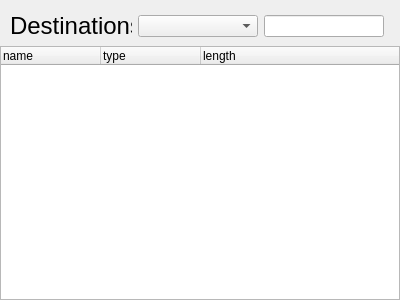
Old version of the form signallist.ui in the repository malloch/mapperGUI-qt.
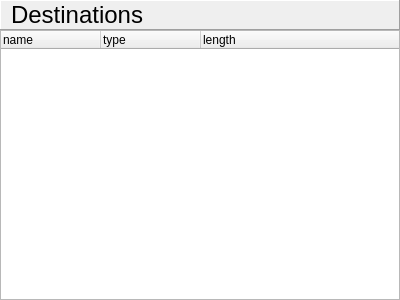
New version of the form. Custom widgets are drawn as their Qt base class.

Diff of the .ui file:
```diff
--- a/signallist.ui
+++ b/signallist.ui
@@ -13,12 +13,15 @@
   <property name="windowTitle">
    <string>Form</string>
   </property>
-  <layout class="QGridLayout" name="gridLayout" columnstretch="0,1,1,0">
+  <layout class="QVBoxLayout" name="verticalLayout" stretch="0,1">
+   <property name="spacing">
+    <number>0</number>
+   </property>
    <property name="leftMargin">
     <number>0</number>
    </property>
    <property name="topMargin">
-    <number>12</number>
+    <number>0</number>
    </property>
    <property name="rightMargin">
     <number>0</number>
@@ -26,42 +29,46 @@
    <property name="bottomMargin">
     <number>0</number>
    </property>
-   <item row="0" column="2">
-    <widget class="QLineEdit" name="search">
-     <property name="minimumSize">
-      <size>
-       <width>120</width>
-       <height>0</height>
-      </size>
-     </property>
-     <property name="acceptDrops">
-      <bool>false</bool>
-     </property>
-     <property name="frame">
-      <bool>true</bool>
-     </property>
-     <property name="clearButtonEnabled">
-      <bool>true</bool>
-     </property>
-    </widget>
-   </item>
-   <item row="0" column="1">
-    <widget class="QComboBox" name="prefix">
+   <item>
+    <widget class="QFrame" name="frame">
      <property name="sizePolicy">
-      <sizepolicy hsizetype="Expanding" vsizetype="Fixed">
+      <sizepolicy hsizetype="Preferred" vsizetype="Preferred">
        <horstretch>0</horstretch>
        <verstretch>0</verstretch>
       </sizepolicy>
      </property>
      <property name="minimumSize">
       <size>
-       <width>120</width>
-       <height>0</height>
+       <width>0</width>
+       <height>10</height>
       </size>
      </property>
-    </widget>
-   </item>
-   <item row="0" column="0">
+     <property name="styleSheet">
+      <string notr="true"/>
+     </property>
+     <property name="frameShape">
+      <enum>QFrame::Panel</enum>
+     </property>
+     <property name="frameShadow">
+      <enum>QFrame::Raised</enum>
+     </property>
+     <layout class="QHBoxLayout" name="horizontalLayout">
+      <property name="spacing">
+       <number>0</number>
+      </property>
+      <property name="leftMargin">
+       <number>0</number>
+      </property>
+      <property name="topMargin">
+       <number>0</number>
+      </property>
+      <property name="rightMargin">
+       <number>0</number>
+      </property>
+      <property name="bottomMargin">
+       <number>0</number>
+      </property>
+      <item>
     <widget class="QLabel" name="label">
      <property name="sizePolicy">
       <sizepolicy hsizetype="Fixed" vsizetype="Preferred">
@@ -88,23 +95,13 @@
      </property>
     </widget>
    </item>
-   <item row="0" column="3">
-    <spacer name="horizontalSpacer">
-     <property name="orientation">
-      <enum>Qt::Horizontal</enum>
-     </property>
-     <property name="sizeType">
-      <enum>QSizePolicy::Fixed</enum>
-     </property>
-     <property name="sizeHint" stdset="0">
-      <size>
-       <width>10</width>
-       <height>20</height>
-      </size>
-     </property>
-    </spacer>
-   </item>
-   <item row="1" column="0" colspan="4">
+      <item>
+       <widget class="SignalSearchBar" name="widget" native="true"/>
+      </item>
+     </layout>
+    </widget>
+   </item>
+   <item>
     <widget class="QTreeWidget" name="tree">
      <property name="sizePolicy">
       <sizepolicy hsizetype="Expanding" vsizetype="Expanding">
@@ -137,6 +134,14 @@
    </item>
   </layout>
  </widget>
+ <customwidgets>
+  <customwidget>
+   <class>SignalSearchBar</class>
+   <extends>QWidget</extends>
+   <header>signalsearchbar.h</header>
+   <container>1</container>
+  </customwidget>
+ </customwidgets>
  <resources/>
  <connections/>
 </ui>
```
Lines whose indentation alone changed are shown as unchanged.
